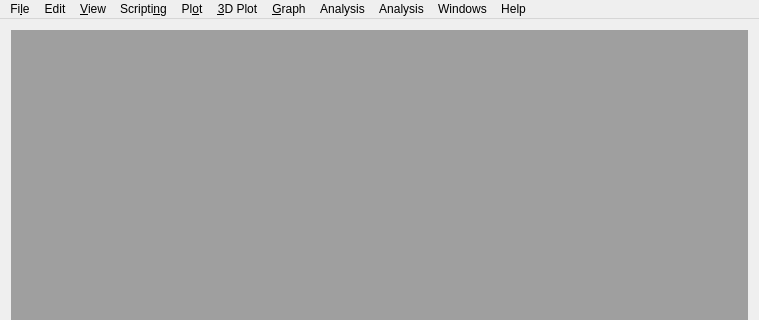
Old version of the form AlphaPlot/src/ApplicationWindow.ui in the repository narunlifescience/AlphaPlot; both pictures show x 0 to 759 and y 0 to 320 of the 759 by 519 pixel window.
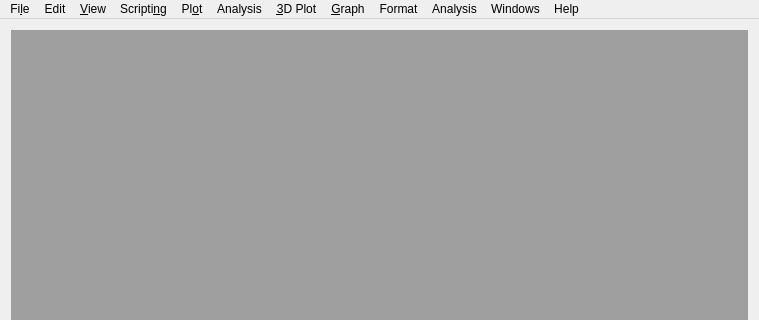
New version of the form.

Commit message: add format menu via ui

Diff of the .ui file:
```diff
--- a/AlphaPlot/src/ApplicationWindow.ui
+++ b/AlphaPlot/src/ApplicationWindow.ui
@@ -348,14 +348,27 @@
     <addaction name="separator"/>
     <addaction name="actionTableFitWizard"/>
    </widget>
+   <widget class="QMenu" name="menuFormat">
+    <property name="title">
+     <string>Format</string>
+    </property>
+    <addaction name="actionFormatPlot"/>
+    <addaction name="separator"/>
+    <addaction name="actionFormatScale"/>
+    <addaction name="actionFormatAxis"/>
+    <addaction name="separator"/>
+    <addaction name="actionFormatGrid"/>
+    <addaction name="actionFormatTitle"/>
+   </widget>
    <addaction name="menuFile"/>
    <addaction name="menuEdit"/>
    <addaction name="menuView"/>
    <addaction name="menuScripting"/>
    <addaction name="menuPlot"/>
+   <addaction name="menuTableAnalysis"/>
    <addaction name="menu3DPlot"/>
    <addaction name="menuGraph"/>
-   <addaction name="menuTableAnalysis"/>
+   <addaction name="menuFormat"/>
    <addaction name="menuGraph2DAnalysis"/>
    <addaction name="menuWindow"/>
    <addaction name="menuHelp"/>
```
Left out of the diff: 25 changed lines with no effect on the pictures. The commit also changes 2 other files.
